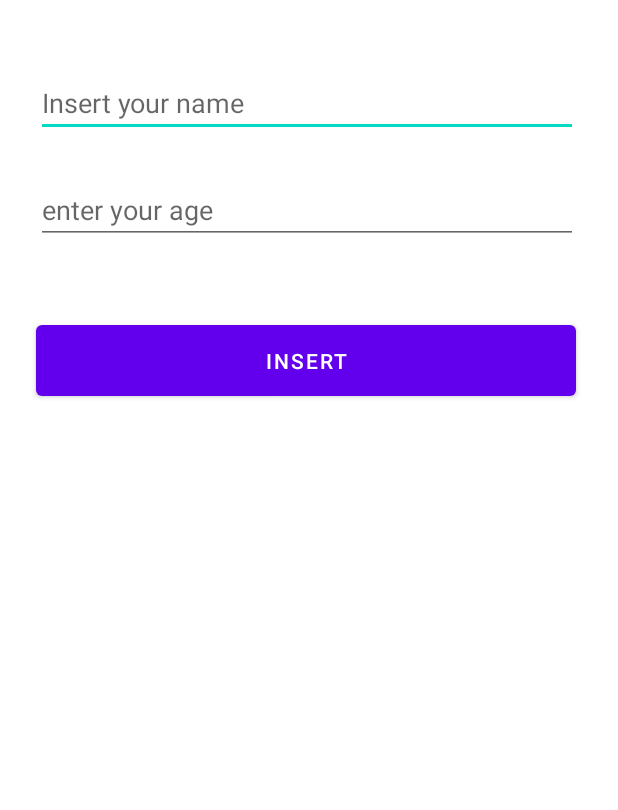
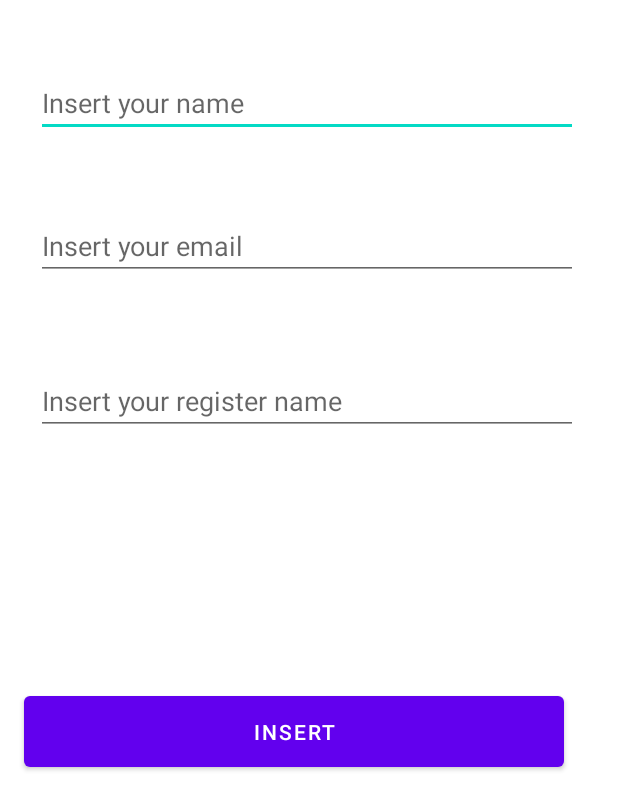
Before and after one commit to Manfrin92/internalDbAndroidJava, an Android app: the MainActivity screen opened directly, with no data from a screen before it, after a tap on "INSERT", on a phone screen of 412 x 824 dp. Shown: the top 810 px of the screen. Run offline under Robolectric (Android 15) with nearby library versions, the phone set to English and light mode, and no system bars.

Commit message:
feat: table to students

```diff
--- a/app/src/main/java/com/example/internaldbandroidjava/Conexao.java
+++ b/app/src/main/java/com/example/internaldbandroidjava/Conexao.java
@@ -7,21 +7,21 @@ import android.database.sqlite.SQLiteOpenHelper;
 import androidx.annotation.Nullable;
 
 public class Conexao extends SQLiteOpenHelper {
-    private static final String name = "banco.db";
-    private static final int version = 1;
+    private static final String nome = "banco.db";
+    private static final  int versao = 2;
 
-    public Conexao(@Nullable Context context) {
-        super(context, name, null, version);
+    public Conexao(Context context) {
+        super(context, nome, null, versao);
     }
 
     @Override
-    public void onCreate(SQLiteDatabase db) {
-        db.execSQL("CREATE TABLE pessoa (id integer primary key autoincrement, nome varchar(50), idade integer)");
+    public void onCreate(SQLiteDatabase sqLiteDatabase) {
+        String sql = "CREATE TABLE estudante (id INTEGER PRIMARY KEY, nome TEXT NOT NULL, email TEXT, matricula INTEGER);";
+
+
 
     }
 
     @Override
-    public void onUpgrade(SQLiteDatabase db, int oldVersion, int newVersion) {
-
-    }
+    public void onUpgrade(SQLiteDatabase sqLiteDatabase, int i, int i1) { }
 }
--- a/app/src/main/java/com/example/internaldbandroidjava/MainActivity.java
+++ b/app/src/main/java/com/example/internaldbandroidjava/MainActivity.java
@@ -6,6 +6,7 @@ import android.os.Bundle;
 import android.view.View;
 import android.widget.EditText;
 import android.widget.Toast;
+import android.os.AsyncTask;
 
 public class MainActivity extends AppCompatActivity {
 
@@ -14,21 +15,61 @@ public class MainActivity extends AppCompatActivity {
         super.onCreate(savedInstanceState);
         setContentView(R.layout.activity_main);
         getSupportActionBar().hide();
+
     }
 
-    public void mInserir(View view) {
-        EditText etNome = findViewById(R.id.etNome);
-        EditText etIdade = findViewById(R.id.etIdade);
+    public class MyTask extends AsyncTask<String, String, String>
+{
 
-        String clearName = etNome.getText().toString();
-        String clearAge = etIdade.getText().toString();
+    @Override
+    public void onPreExecute()
+    {
+        //progressDialog = progressDialog.show(MainActivity.this, "Aguarde", "Armazenando", true);
+    }
 
-        if (clearName != null && clearName != "" && clearAge != null && clearAge != "") {
-            Pessoa novaPessoa = new Pessoa(etNome.getText().toString(), Integer.parseInt(etIdade.getText().toString()));
-            PessoaDAO pessoaDAO = new PessoaDAO(this);
-            long id = pessoaDAO.inserir(novaPessoa);
+    @Override
+    public String doInBackground(String... parametros)
+    {
+        String nome = parametros[0];
+        String email = parametros[1];
+        int matricula = Integer.parseInt(parametros[2].toString());
 
-            Toast.makeText(this, "Pessoa salva, id: "+id, Toast.LENGTH_LONG).show();
-        }
+        Estudante estudante = new Estudante(nome, email, matricula);
+        EstudanteDAO estudanteDAO = new EstudanteDAO(MainActivity.this);
+        String resultado = estudanteDAO.inserir(estudante);
+
+        return resultado;
+    }
+
+    @Override
+    public void onPostExecute(String retorno)
+    {
+        //progressDialog.dismiss();
+        Toast.makeText(MainActivity.this, retorno, Toast.LENGTH_LONG).show();
     }
 }
+
+
+
+    public void mInserir(View view) {
+
+            EditText etNome = findViewById(R.id.etNome);
+            EditText etEmail = findViewById(R.id.etEmail);
+            EditText etMatricula = findViewById(R.id.etMatricula);
+
+            String clearName = etNome.getText().toString();
+            String clearEmail = etEmail.getText().toString();
+            String clearMatricula = etMatricula.getText().toString();
+
+
+
+            if (clearName.length() > 0 && clearEmail .length() > 0 && clearMatricula .length() > 0 && clearMatricula .length() > 0) {
+                Toast.makeText(MainActivity.this, clearEmail, Toast.LENGTH_LONG).show();
+                MyTask myTask = new MyTask();
+                String retorno = myTask.doInBackground(clearName, clearEmail, clearMatricula);
+            } else {
+                Toast.makeText(MainActivity.this, "Faltam dados", Toast.LENGTH_LONG).show();
+            }
+
+    }
+}
--- a/app/src/main/res/layout/activity_main.xml
+++ b/app/src/main/res/layout/activity_main.xml
@@ -14,32 +14,42 @@
         android:layout_marginTop="48dp"
         android:ems="10"
         android:hint="Insert your name"
-        android:inputType="textPersonName"
         android:text=""
         app:layout_constraintStart_toStartOf="parent"
         app:layout_constraintTop_toTopOf="parent" />
 
     <EditText
-        android:id="@+id/etIdade"
+        android:id="@+id/etEmail"
         android:layout_width="361dp"
         android:layout_height="43dp"
         android:layout_marginStart="24dp"
-        android:layout_marginTop="28dp"
+        android:layout_marginTop="52dp"
         android:ems="10"
-        android:hint="enter your age"
-        android:inputType="textPersonName"
+        android:hint="Insert your email"
         android:text=""
         app:layout_constraintStart_toStartOf="parent"
         app:layout_constraintTop_toBottomOf="@+id/etNome" />
+
+    <EditText
+        android:id="@+id/etMatricula"
+        android:layout_width="361dp"
+        android:layout_height="43dp"
+        android:layout_marginStart="24dp"
+        android:layout_marginTop="60dp"
+        android:ems="10"
+        android:hint="Insert your register name"
+        android:text=""
+        app:layout_constraintStart_toStartOf="parent"
+        app:layout_constraintTop_toBottomOf="@+id/etEmail" />
 
     <Button
         android:id="@+id/button"
         android:layout_width="360dp"
         android:layout_height="59dp"
-        android:layout_marginStart="24dp"
-        android:layout_marginTop="48dp"
+        android:layout_marginStart="16dp"
+        android:layout_marginTop="168dp"
         android:onClick="mInserir"
         android:text="Insert"
         app:layout_constraintStart_toStartOf="parent"
-        app:layout_constraintTop_toBottomOf="@+id/etIdade" />
+        app:layout_constraintTop_toBottomOf="@+id/etMatricula" />
 </androidx.constraintlayout.widget.ConstraintLayout>
```
Also changed, not shown: app/src/main/java/com/example/internaldbandroidjava/Estudante.java (added, +37 -0 lines), app/src/main/java/com/example/internaldbandroidjava/EstudanteDAO.java (added, +29 -0 lines).
